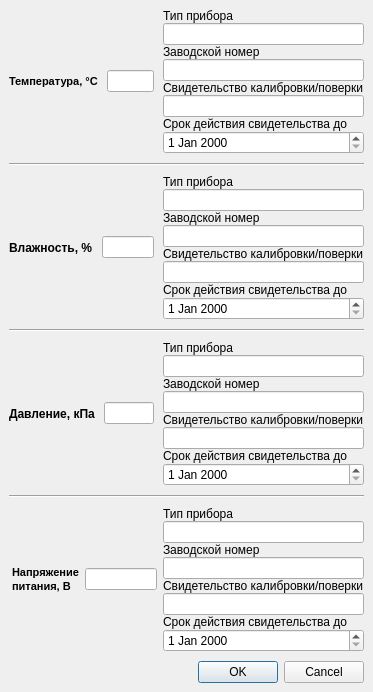
First picture: the form in general/environmentdialog.ui, repository AleksanderBY/Kalibri2, before the edit.
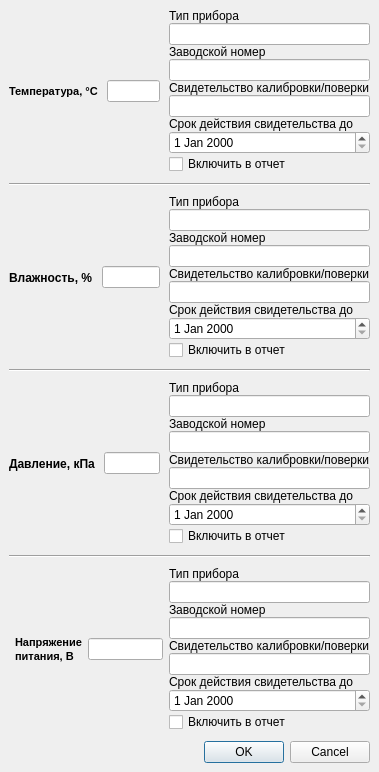
Second picture: the form after the edit.

What changed in the file:
```diff
--- a/general/environmentdialog.ui
+++ b/general/environmentdialog.ui
@@ -6,8 +6,8 @@
    <rect>
     <x>0</x>
     <y>0</y>
-    <width>373</width>
-    <height>657</height>
+    <width>379</width>
+    <height>725</height>
    </rect>
   </property>
   <property name="windowTitle">
@@ -112,6 +112,13 @@
        <item>
         <widget class="QDateEdit" name="temperatureDeviceSROK"/>
        </item>
+       <item>
+        <widget class="QCheckBox" name="inReportTemperature">
+         <property name="text">
+          <string>Включить в отчет</string>
+         </property>
+        </widget>
+       </item>
       </layout>
      </item>
     </layout>
@@ -202,6 +209,13 @@
        <item>
         <widget class="QDateEdit" name="humidityDeviceSROK"/>
        </item>
+       <item>
+        <widget class="QCheckBox" name="inReportHumidity">
+         <property name="text">
+          <string>Включить в отчет</string>
+         </property>
+        </widget>
+       </item>
       </layout>
      </item>
     </layout>
@@ -292,6 +306,13 @@
        <item>
         <widget class="QDateEdit" name="pressureDeviceSROK"/>
        </item>
+       <item>
+        <widget class="QCheckBox" name="inReportPressure">
+         <property name="text">
+          <string>Включить в отчет</string>
+         </property>
+        </widget>
+       </item>
       </layout>
      </item>
     </layout>
@@ -390,6 +411,13 @@
        <item>
         <widget class="QDateEdit" name="voltageDeviceSROK"/>
        </item>
+       <item>
+        <widget class="QCheckBox" name="inReportVoltage">
+         <property name="text">
+          <string>Включить в отчет</string>
+         </property>
+        </widget>
+       </item>
       </layout>
      </item>
     </layout>
```
